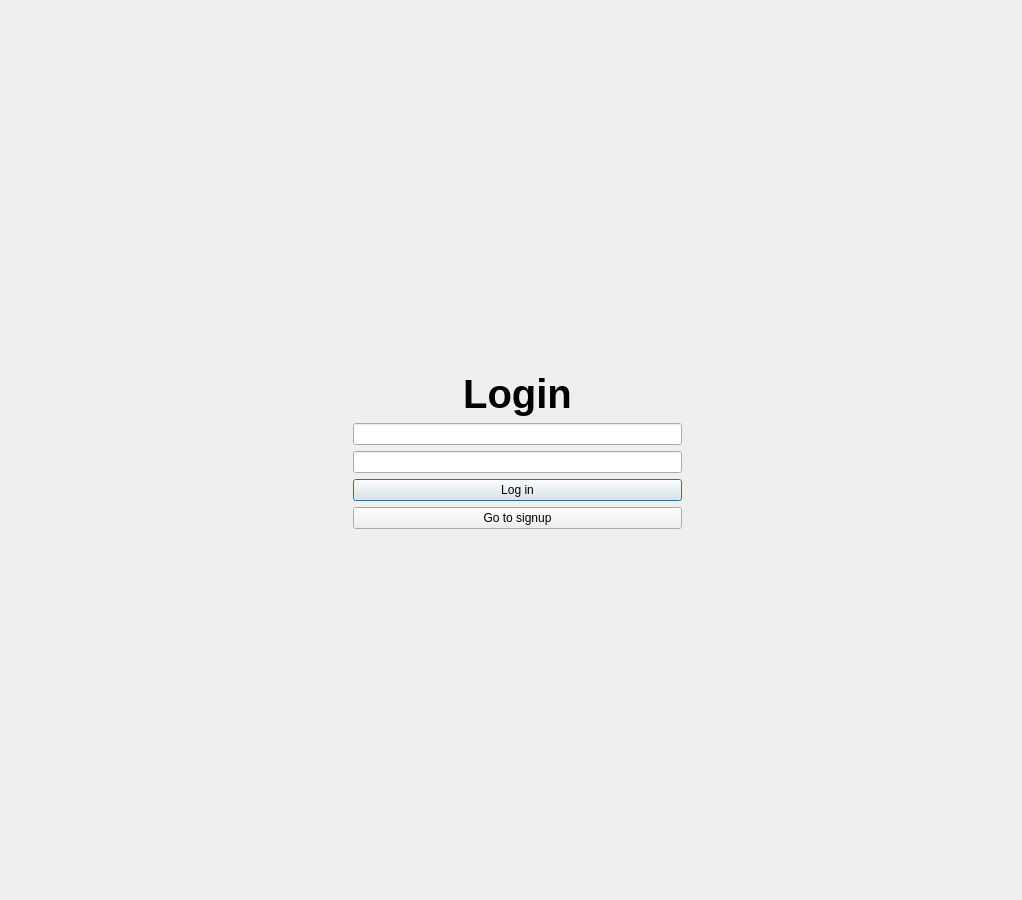
First picture: the form in src/client_new/ui/login_form.ui, repository franco-ruggeri/write-together, before the edit.
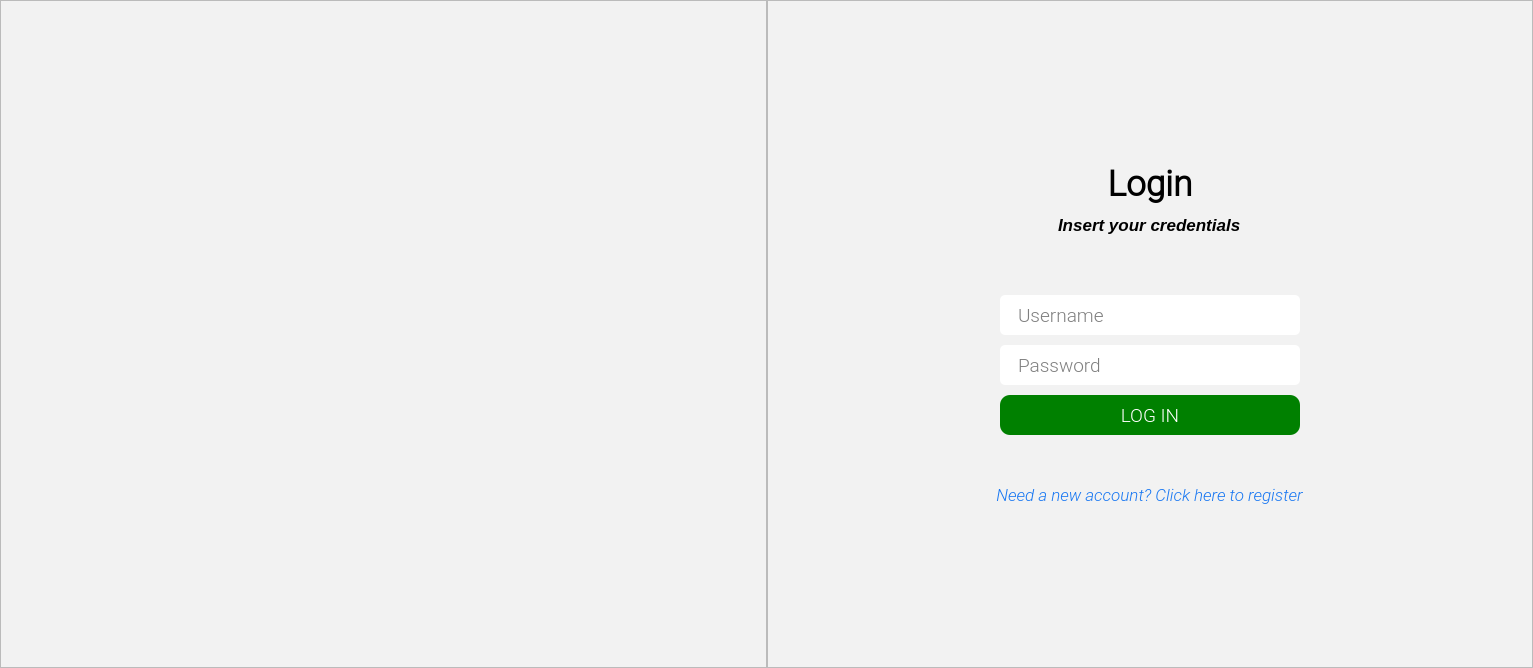
Second picture: the form after the edit. Icons and pictures are not drawn.

Commit message: integrate and refactor: UI of forms

```diff
--- a/src/client_new/ui/login_form.ui
+++ b/src/client_new/ui/login_form.ui
@@ -6,16 +6,160 @@
    <rect>
     <x>0</x>
     <y>0</y>
-    <width>1022</width>
-    <height>900</height>
+    <width>1533</width>
+    <height>668</height>
    </rect>
   </property>
+  <property name="sizePolicy">
+   <sizepolicy hsizetype="Preferred" vsizetype="Preferred">
+    <horstretch>0</horstretch>
+    <verstretch>0</verstretch>
+   </sizepolicy>
+  </property>
+  <property name="maximumSize">
+   <size>
+    <width>16777215</width>
+    <height>16777215</height>
+   </size>
+  </property>
   <property name="windowTitle">
    <string>Form</string>
   </property>
+  <property name="styleSheet">
+   <string notr="true">* {
+	font-family: &quot;Roboto Light&quot;;
+	font-size: 14pt;
+    font-weight: 500;
+}
+
+QFrame {
+	background-color: #f2f2f2;
+}
+
+QLine {
+	color: grey;
+}
+
+QLineEdit {
+	background-color: white;
+	padding: 5px 16px 5px;
+	height: 34;
+    border-radius: 5px;
+}
+
+QLineEdit:focus {
+	border: 2px solid #1877f2;
+}
+
+QPushButton#login {
+	border-radius: 10px;
+	background-color: green;
+	color: white;
+}
+
+QPushButton#go_to_signup {
+	color: #1877f2;
+	border: none;
+	font-style: italic;
+	font-weight: 200;
+	font-size: 13pt;
+}
+
+QPushButton#go_to_signup:hover {
+	text-decoration: underline;
+}
+
+QLabel#instructions {
+	font-style: italic;
+	font-size: 13pt;
+	font-weigth: 200;
+}</string>
+  </property>
+  <layout class="QHBoxLayout" name="horizontalLayout">
+   <property name="spacing">
+    <number>0</number>
+   </property>
+   <property name="leftMargin">
+    <number>0</number>
+   </property>
+   <property name="topMargin">
+    <number>0</number>
+   </property>
+   <property name="rightMargin">
+    <number>0</number>
+   </property>
+   <property name="bottomMargin">
+    <number>0</number>
+   </property>
+   <item>
+    <widget class="QFrame" name="logo">
+     <property name="sizePolicy">
+      <sizepolicy hsizetype="Preferred" vsizetype="Preferred">
+       <horstretch>0</horstretch>
+       <verstretch>0</verstretch>
+      </sizepolicy>
+     </property>
+     <property name="frameShape">
+      <enum>QFrame::StyledPanel</enum>
+     </property>
+     <property name="frameShadow">
+      <enum>QFrame::Raised</enum>
+     </property>
   <layout class="QGridLayout" name="gridLayout">
-   <item row="0" column="2">
-    <spacer name="vertical_spacer">
+      <item row="0" column="0">
+       <widget class="QLabel" name="label_2">
+        <property name="maximumSize">
+         <size>
+          <width>960</width>
+          <height>640</height>
+         </size>
+        </property>
+        <property name="text">
+         <string/>
+        </property>
+        <property name="pixmap">
+         <pixmap resource="resource.qrc">:/images/app/logo.png</pixmap>
+        </property>
+        <property name="scaledContents">
+         <bool>true</bool>
+        </property>
+       </widget>
+      </item>
+     </layout>
+    </widget>
+   </item>
+   <item>
+    <widget class="QFrame" name="form">
+     <property name="sizePolicy">
+      <sizepolicy hsizetype="Preferred" vsizetype="Preferred">
+       <horstretch>0</horstretch>
+       <verstretch>0</verstretch>
+      </sizepolicy>
+     </property>
+     <property name="frameShape">
+      <enum>QFrame::StyledPanel</enum>
+     </property>
+     <property name="frameShadow">
+      <enum>QFrame::Raised</enum>
+     </property>
+     <layout class="QVBoxLayout" name="verticalLayout">
+      <property name="spacing">
+       <number>10</number>
+      </property>
+      <property name="leftMargin">
+       <number>10</number>
+      </property>
+      <property name="topMargin">
+       <number>0</number>
+      </property>
+      <property name="rightMargin">
+       <number>10</number>
+      </property>
+      <property name="bottomMargin">
+       <number>0</number>
+      </property>
+      <item>
+       <spacer name="verticalSpacer_2">
      <property name="orientation">
       <enum>Qt::Vertical</enum>
      </property>
@@ -27,52 +171,161 @@
      </property>
     </spacer>
    </item>
-   <item row="1" column="3">
-    <spacer name="horizontal_spacer_2">
-     <property name="orientation">
-      <enum>Qt::Horizontal</enum>
-     </property>
-     <property name="sizeHint" stdset="0">
-      <size>
-       <width>40</width>
-       <height>20</height>
-      </size>
-     </property>
-    </spacer>
-   </item>
-   <item row="1" column="2">
-    <layout class="QVBoxLayout" name="vertical_layout">
      <item>
       <widget class="QLabel" name="label">
+        <property name="sizePolicy">
+         <sizepolicy hsizetype="Preferred" vsizetype="Preferred">
+          <horstretch>0</horstretch>
+          <verstretch>0</verstretch>
+         </sizepolicy>
+        </property>
        <property name="font">
         <font>
-         <pointsize>30</pointsize>
-         <weight>75</weight>
+          <family>Roboto Light</family>
+          <pointsize>14</pointsize>
+          <weight>62</weight>
          <bold>true</bold>
         </font>
        </property>
+        <property name="styleSheet">
+         <string notr="true"/>
+        </property>
        <property name="text">
-        <string>Login</string>
-       </property>
-       <property name="alignment">
-        <set>Qt::AlignCenter</set>
+         <string>&lt;html&gt;&lt;head/&gt;&lt;body&gt;&lt;p align=&quot;center&quot;&gt;&lt;span style=&quot; font-size:26pt; font-weight:600;&quot;&gt;Login&lt;/span&gt;&lt;/p&gt;&lt;/body&gt;&lt;/html&gt;</string>
+        </property>
+       </widget>
+      </item>
+      <item alignment="Qt::AlignHCenter">
+       <widget class="QLabel" name="instructions">
+        <property name="text">
+         <string>Insert your credentials</string>
        </property>
       </widget>
      </item>
      <item>
-      <widget class="QLineEdit" name="username"/>
-     </item>
-     <item>
+       <spacer name="verticalSpacer_3">
+        <property name="orientation">
+         <enum>Qt::Vertical</enum>
+        </property>
+        <property name="sizeType">
+         <enum>QSizePolicy::Fixed</enum>
+        </property>
+        <property name="sizeHint" stdset="0">
+         <size>
+          <width>20</width>
+          <height>50</height>
+         </size>
+        </property>
+       </spacer>
+      </item>
+      <item alignment="Qt::AlignHCenter">
+       <widget class="QLineEdit" name="username">
+        <property name="sizePolicy">
+         <sizepolicy hsizetype="Minimum" vsizetype="Fixed">
+          <horstretch>0</horstretch>
+          <verstretch>0</verstretch>
+         </sizepolicy>
+        </property>
+        <property name="minimumSize">
+         <size>
+          <width>300</width>
+          <height>40</height>
+         </size>
+        </property>
+        <property name="maximumSize">
+         <size>
+          <width>300</width>
+          <height>40</height>
+         </size>
+        </property>
+        <property name="font">
+         <font>
+          <family>Roboto Light</family>
+          <pointsize>14</pointsize>
+          <weight>62</weight>
+          <bold>true</bold>
+         </font>
+        </property>
+        <property name="styleSheet">
+         <string notr="true"/>
+        </property>
+        <property name="echoMode">
+         <enum>QLineEdit::Normal</enum>
+        </property>
+        <property name="placeholderText">
+         <string>Username</string>
+        </property>
+       </widget>
+      </item>
+      <item alignment="Qt::AlignHCenter">
       <widget class="QLineEdit" name="password">
+        <property name="sizePolicy">
+         <sizepolicy hsizetype="Minimum" vsizetype="Fixed">
+          <horstretch>0</horstretch>
+          <verstretch>0</verstretch>
+         </sizepolicy>
+        </property>
+        <property name="minimumSize">
+         <size>
+          <width>300</width>
+          <height>40</height>
+         </size>
+        </property>
+        <property name="maximumSize">
+         <size>
+          <width>300</width>
+          <height>40</height>
+         </size>
+        </property>
+        <property name="font">
+         <font>
+          <family>Roboto Light</family>
+          <pointsize>14</pointsize>
+          <weight>62</weight>
+          <bold>true</bold>
+         </font>
+        </property>
+        <property name="styleSheet">
+         <string notr="true"/>
+        </property>
        <property name="echoMode">
         <enum>QLineEdit::Password</enum>
        </property>
-      </widget>
-     </item>
-     <item>
+        <property name="placeholderText">
+         <string>Password</string>
+        </property>
+       </widget>
+      </item>
+      <item alignment="Qt::AlignHCenter">
       <widget class="QPushButton" name="login">
+        <property name="minimumSize">
+         <size>
+          <width>300</width>
+          <height>40</height>
+         </size>
+        </property>
+        <property name="maximumSize">
+         <size>
+          <width>300</width>
+          <height>40</height>
+         </size>
+        </property>
+        <property name="font">
+         <font>
+          <family>Roboto Light</family>
+          <pointsize>14</pointsize>
+          <weight>62</weight>
+          <bold>true</bold>
+         </font>
+        </property>
+        <property name="cursor">
+         <cursorShape>PointingHandCursor</cursorShape>
+        </property>
+        <property name="styleSheet">
+         <string notr="true"/>
+        </property>
        <property name="text">
-        <string>Log in</string>
+         <string>LOG IN</string>
        </property>
        <property name="autoDefault">
         <bool>true</bool>
@@ -83,42 +336,57 @@
       </widget>
      </item>
      <item>
+       <spacer name="verticalSpacer_4">
+        <property name="orientation">
+         <enum>Qt::Vertical</enum>
+        </property>
+        <property name="sizeType">
+         <enum>QSizePolicy::Fixed</enum>
+        </property>
+        <property name="sizeHint" stdset="0">
+         <size>
+          <width>20</width>
+          <height>40</height>
+         </size>
+        </property>
+       </spacer>
+      </item>
+      <item alignment="Qt::AlignHCenter">
       <widget class="QPushButton" name="go_to_signup">
-       <property name="text">
-        <string>Go to signup</string>
-       </property>
-      </widget>
-     </item>
-    </layout>
-   </item>
-   <item row="1" column="1">
-    <spacer name="horizontal_spacer">
-     <property name="orientation">
-      <enum>Qt::Horizontal</enum>
-     </property>
-     <property name="sizeHint" stdset="0">
+        <property name="sizePolicy">
+         <sizepolicy hsizetype="Maximum" vsizetype="Preferred">
+          <horstretch>0</horstretch>
+          <verstretch>0</verstretch>
+         </sizepolicy>
+        </property>
+        <property name="minimumSize">
       <size>
-       <width>40</width>
-       <height>20</height>
-      </size>
-     </property>
-    </spacer>
-   </item>
-   <item row="1" column="0">
-    <widget class="QLabel" name="logo">
+          <width>0</width>
+          <height>0</height>
+         </size>
+        </property>
+        <property name="font">
+         <font>
+          <family>Roboto Light</family>
+          <pointsize>13</pointsize>
+          <weight>25</weight>
+          <italic>true</italic>
+          <bold>false</bold>
+         </font>
+        </property>
+        <property name="cursor">
+         <cursorShape>PointingHandCursor</cursorShape>
+        </property>
+        <property name="styleSheet">
+         <string notr="true"/>
+        </property>
      <property name="text">
-      <string/>
-     </property>
-     <property name="pixmap">
-      <pixmap resource="resource.qrc">:/images/app/logo.png</pixmap>
-     </property>
-     <property name="alignment">
-      <set>Qt::AlignCenter</set>
+         <string>Need a new account? Click here to register</string>
      </property>
     </widget>
    </item>
-   <item row="2" column="2">
-    <spacer name="vertical_spacer_2">
+      <item>
+       <spacer name="verticalSpacer">
      <property name="orientation">
       <enum>Qt::Vertical</enum>
      </property>
@@ -132,6 +400,15 @@
    </item>
   </layout>
  </widget>
+   </item>
+  </layout>
+ </widget>
+ <tabstops>
+  <tabstop>username</tabstop>
+  <tabstop>password</tabstop>
+  <tabstop>login</tabstop>
+  <tabstop>go_to_signup</tabstop>
+ </tabstops>
  <resources>
   <include location="resource.qrc"/>
  </resources>
```
Left out of the diff: 1 changed line with no effect on the pictures. Lines whose indentation alone changed are shown as unchanged. The commit also changes 8 other files.
